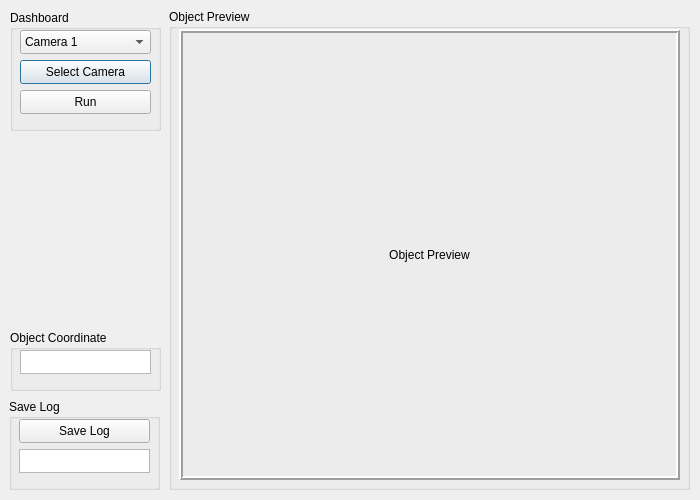
Before: the Qt Designer form Program/Aplikasi Deteksi Hama/theme/main.ui in bima0302/Prototype, drawn with Qt 5.
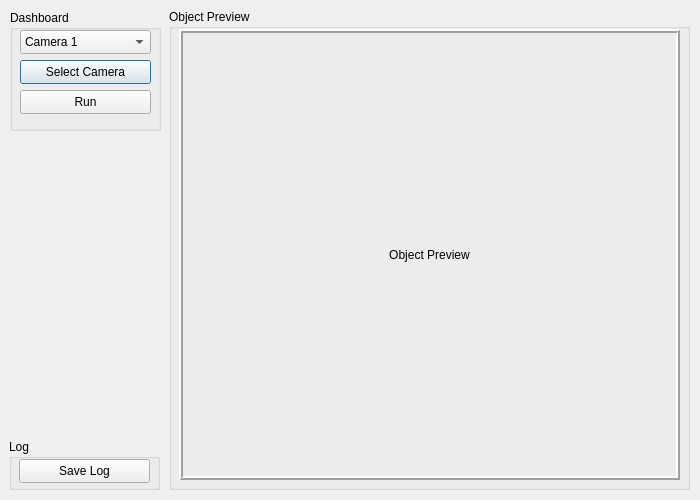
After: the same form once the commit is applied.

Commit message: delete coordinate feature

Diff of the .ui file:
```diff
--- a/Program/Aplikasi Deteksi Hama/theme/main.ui
+++ b/Program/Aplikasi Deteksi Hama/theme/main.ui
@@ -114,75 +114,18 @@
     </property>
    </widget>
   </widget>
-  <widget class="QGroupBox" name="groupBox">
-   <property name="geometry">
-    <rect>
-     <x>10</x>
-     <y>330</y>
-     <width>151</width>
-     <height>61</height>
-    </rect>
-   </property>
-   <property name="title">
-    <string>Object Coordinate</string>
-   </property>
-   <widget class="QTextBrowser" name="objectCoordinateText">
-    <property name="geometry">
-     <rect>
-      <x>10</x>
-      <y>20</y>
-      <width>131</width>
-      <height>24</height>
-     </rect>
-    </property>
-    <property name="font">
-     <font>
-      <pointsize>9</pointsize>
-     </font>
-    </property>
-    <property name="html">
-     <string>&lt;!DOCTYPE HTML PUBLIC &quot;-//W3C//DTD HTML 4.0//EN&quot; &quot;http://www.w3.org/TR/REC-html40/strict.dtd&quot;&gt;
-&lt;html&gt;&lt;head&gt;&lt;meta name=&quot;qrichtext&quot; content=&quot;1&quot; /&gt;&lt;style type=&quot;text/css&quot;&gt;
-p, li { white-space: pre-wrap; }
-&lt;/style&gt;&lt;/head&gt;&lt;body style=&quot; font-family:'MS Shell Dlg 2'; font-size:9pt; font-weight:400; font-style:normal;&quot;&gt;
-&lt;p align=&quot;center&quot; style=&quot;-qt-paragraph-type:empty; margin-top:0px; margin-bottom:0px; margin-left:0px; margin-right:0px; -qt-block-indent:0; text-indent:0px;&quot;&gt;&lt;br /&gt;&lt;/p&gt;&lt;/body&gt;&lt;/html&gt;</string>
-    </property>
-   </widget>
-  </widget>
   <widget class="QGroupBox" name="groupBox_2">
    <property name="geometry">
     <rect>
      <x>9</x>
-     <y>399</y>
+     <y>439</y>
      <width>151</width>
-     <height>91</height>
+     <height>51</height>
     </rect>
    </property>
    <property name="title">
-    <string>Save Log</string>
+    <string>Log</string>
    </property>
-   <widget class="QTextBrowser" name="saveText">
-    <property name="geometry">
-     <rect>
-      <x>10</x>
-      <y>50</y>
-      <width>131</width>
-      <height>24</height>
-     </rect>
-    </property>
-    <property name="font">
-     <font>
-      <pointsize>9</pointsize>
-     </font>
-    </property>
-    <property name="html">
-     <string>&lt;!DOCTYPE HTML PUBLIC &quot;-//W3C//DTD HTML 4.0//EN&quot; &quot;http://www.w3.org/TR/REC-html40/strict.dtd&quot;&gt;
-&lt;html&gt;&lt;head&gt;&lt;meta name=&quot;qrichtext&quot; content=&quot;1&quot; /&gt;&lt;style type=&quot;text/css&quot;&gt;
-p, li { white-space: pre-wrap; }
-&lt;/style&gt;&lt;/head&gt;&lt;body style=&quot; font-family:'MS Shell Dlg 2'; font-size:9pt; font-weight:400; font-style:normal;&quot;&gt;
-&lt;p align=&quot;center&quot; style=&quot;-qt-paragraph-type:empty; margin-top:0px; margin-bottom:0px; margin-left:0px; margin-right:0px; -qt-block-indent:0; text-indent:0px;&quot;&gt;&lt;br /&gt;&lt;/p&gt;&lt;/body&gt;&lt;/html&gt;</string>
-    </property>
-   </widget>
    <widget class="QPushButton" name="saveButton">
     <property name="geometry">
      <rect>
```
Left out of the diff: 1 changed line with no effect on the pictures. The commit also changes 6 other files.
